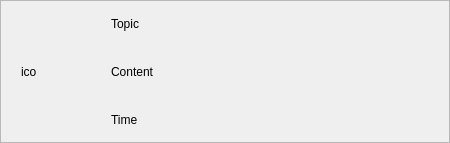
The window that PopupNorification.ui (Spectre944/CustomControlElementsQtExample) describes before a commit, drawn with Qt 5.
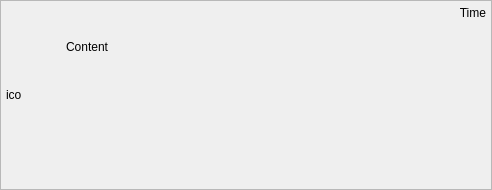
The same window after the commit.

```diff
--- a/PopupNorification.ui
+++ b/PopupNorification.ui
@@ -6,8 +6,8 @@
    <rect>
     <x>0</x>
     <y>0</y>
-    <width>450</width>
-    <height>143</height>
+    <width>492</width>
+    <height>190</height>
    </rect>
   </property>
   <property name="windowTitle">
@@ -39,60 +39,65 @@
      </property>
      <layout class="QGridLayout" name="gridLayout_2">
       <property name="leftMargin">
-       <number>20</number>
+       <number>5</number>
       </property>
       <property name="topMargin">
-       <number>0</number>
+       <number>5</number>
       </property>
       <property name="rightMargin">
-       <number>0</number>
+       <number>5</number>
       </property>
       <property name="bottomMargin">
-       <number>0</number>
+       <number>5</number>
       </property>
       <property name="horizontalSpacing">
-       <number>40</number>
+       <number>10</number>
       </property>
       <property name="verticalSpacing">
-       <number>0</number>
+       <number>20</number>
       </property>
-      <item row="0" column="1">
-       <widget class="QLabel" name="label_2">
-        <property name="text">
-         <string>Topic</string>
-        </property>
-       </widget>
-      </item>
-      <item row="1" column="0">
-       <widget class="QLabel" name="label">
-        <property name="minimumSize">
-         <size>
-          <width>50</width>
-          <height>50</height>
-         </size>
-        </property>
-        <property name="maximumSize">
-         <size>
-          <width>50</width>
-          <height>50</height>
-         </size>
-        </property>
-        <property name="text">
-         <string>ico</string>
-        </property>
-       </widget>
-      </item>
       <item row="1" column="1">
        <widget class="QLabel" name="labelTextCont">
         <property name="text">
          <string>Content</string>
         </property>
+        <property name="alignment">
+         <set>Qt::AlignLeading|Qt::AlignLeft|Qt::AlignTop</set>
+        </property>
        </widget>
       </item>
-      <item row="2" column="1">
+      <item row="0" column="1">
        <widget class="QLabel" name="labelTimeNot">
+        <property name="sizePolicy">
+         <sizepolicy hsizetype="Preferred" vsizetype="Maximum">
+          <horstretch>0</horstretch>
+          <verstretch>0</verstretch>
+         </sizepolicy>
+        </property>
         <property name="text">
          <string>Time</string>
+        </property>
+        <property name="alignment">
+         <set>Qt::AlignRight|Qt::AlignTrailing|Qt::AlignVCenter</set>
+        </property>
+       </widget>
+      </item>
+      <item row="0" column="0" rowspan="2">
+       <widget class="QLabel" name="label">
+        <property name="sizePolicy">
+         <sizepolicy hsizetype="Maximum" vsizetype="Maximum">
+          <horstretch>0</horstretch>
+          <verstretch>0</verstretch>
+         </sizepolicy>
+        </property>
+        <property name="minimumSize">
+         <size>
+          <width>50</width>
+          <height>50</height>
+         </size>
+        </property>
+        <property name="text">
+         <string>ico</string>
         </property>
        </widget>
       </item>
```
